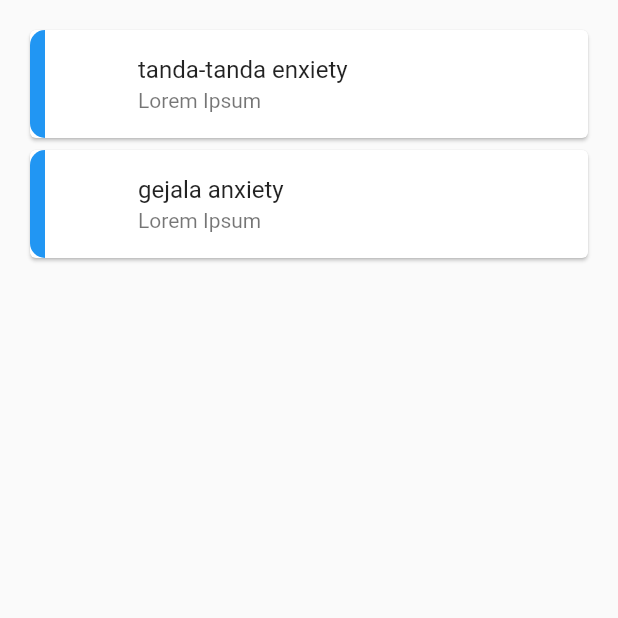
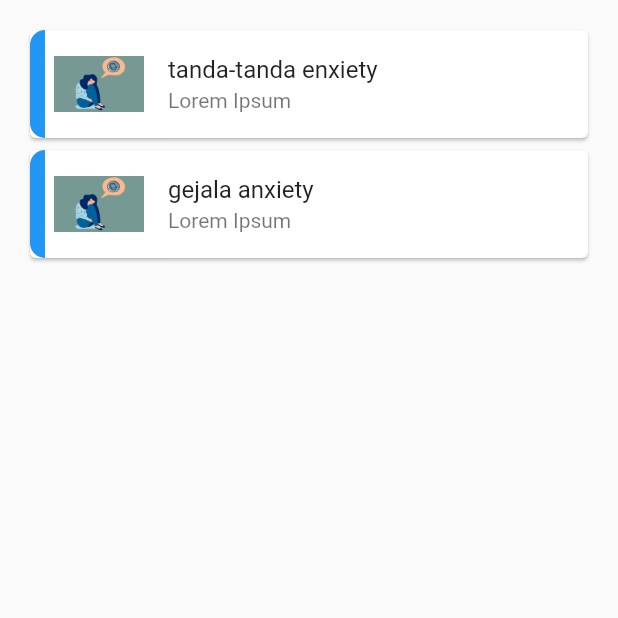
Before and after one commit to Saliim11/Anti-Anxiety_Mobile.ver, a Flutter app: the DetailNews screen opened directly, on a phone screen of 412 x 824 dp, the top half of it. Run offline on Flutter 3.47's test engine with Material 2 defaults, Android fonts, the phone set to English and light mode, and no system bars; our stand-ins replace carousel_slider, cloud_firestore, firebase_auth, firebase_core; missing offline and left inert: flutter_phone_direct_caller; accounts and stored records are empty; network calls fail.

Commit message:
Perbaikan fitur 'Selanjutnya'

```diff
--- a/lib/pasien/Detailberita.dart
+++ b/lib/pasien/Detailberita.dart
@@ -11,14 +11,16 @@ List<Map<String, dynamic>> dataList = [
   {
     "Nama": "tanda-tanda enxiety",
     "Kelas1": "Lorem Ipsum",
-    "gambar":"../../assets/strees.png",
+    // "gambar":"../../assets/strees.png",
+    "gambar": "assets/strees.png",
     "kelas2":
         "Lorem Ipsum is simply dummy text of the printing and typesetting industry. Lorem Ipsum has been the industry's standard dummy text ever since the 1500s, when an unknown printer took a galley of type and scrambled it to make a type specimen book. It has survived not only five centuries, but also the leap into electronic typesetting, remaining essentially unchanged.",
   },
   {
     "Nama": "gejala anxiety",
     "Kelas1": "Lorem Ipsum",
-    "gambar":"../../assets/melotot.jpg",
+    // "gambar":"../../assets/melotot.jpg",
+    "gambar": "assets/strees.png",
     "kelas2":
         "Lorem Ipsum is simply dummy text of the printing and typesetting industry. Lorem Ipsum has been the industry's standard dummy text ever since the 1500s, when an unknown printer took a galley of type and scrambled it to make a type specimen book. It has survived not only five centuries, but also the leap into electronic typesetting, remaining essentially unchanged.",
   },
@@ -53,11 +55,11 @@ class _DetailNewsState extends State<DetailNews> {
                     child: ListTile(
                       leading: ClipRRect(
                         borderRadius: BorderRadius.circular(8),
-                        // child: Container(
-                        //   width: 60,
-                        //   height: 60,
-                        //   child: Image.asset(dataList[index]["gambar"]),
-                        // ),
+                        child: Container(
+                          width: 60,
+                          height: 60,
+                          child: Image.asset(dataList[index]["gambar"]),
+                        ),
                       ),
                       title: Text(dataList[index]["Nama"]),
                       subtitle: Text(dataList[index]["Kelas1"]),
@@ -103,11 +105,9 @@ class DetailScreen extends StatelessWidget {
                   width: 60,
                   height: 60,
                   child: Image.asset(dataList["gambar"]),
-
                 ),
               ),
               title: Text(dataList["Nama"]),
-
               subtitle: Text(dataList["kelas2"]),
             ),
 
```
